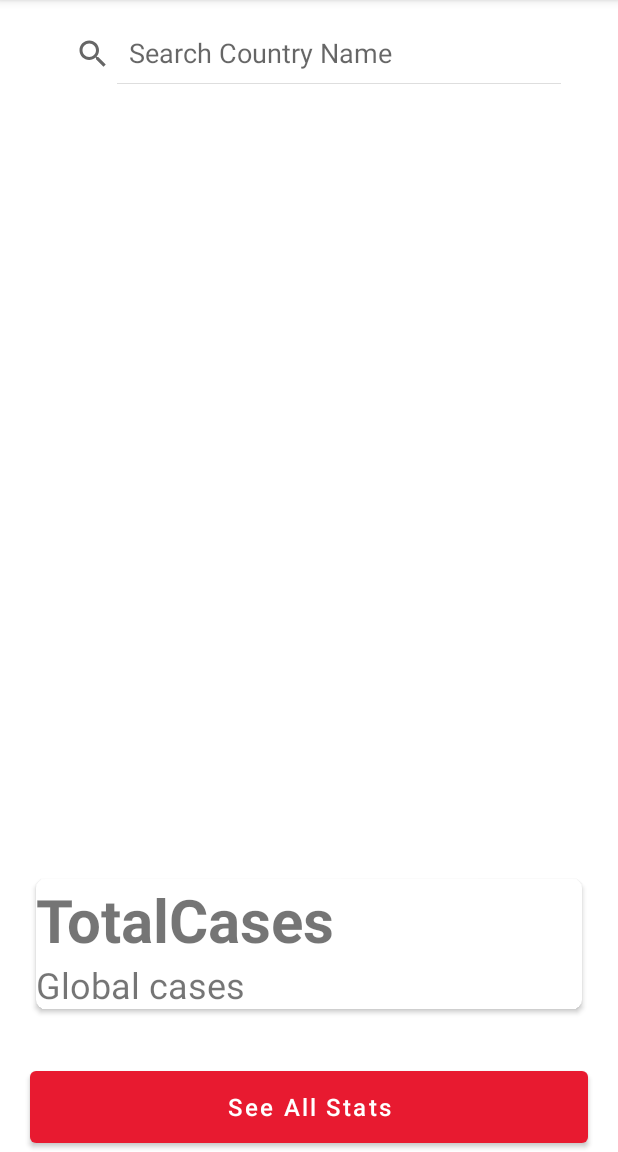
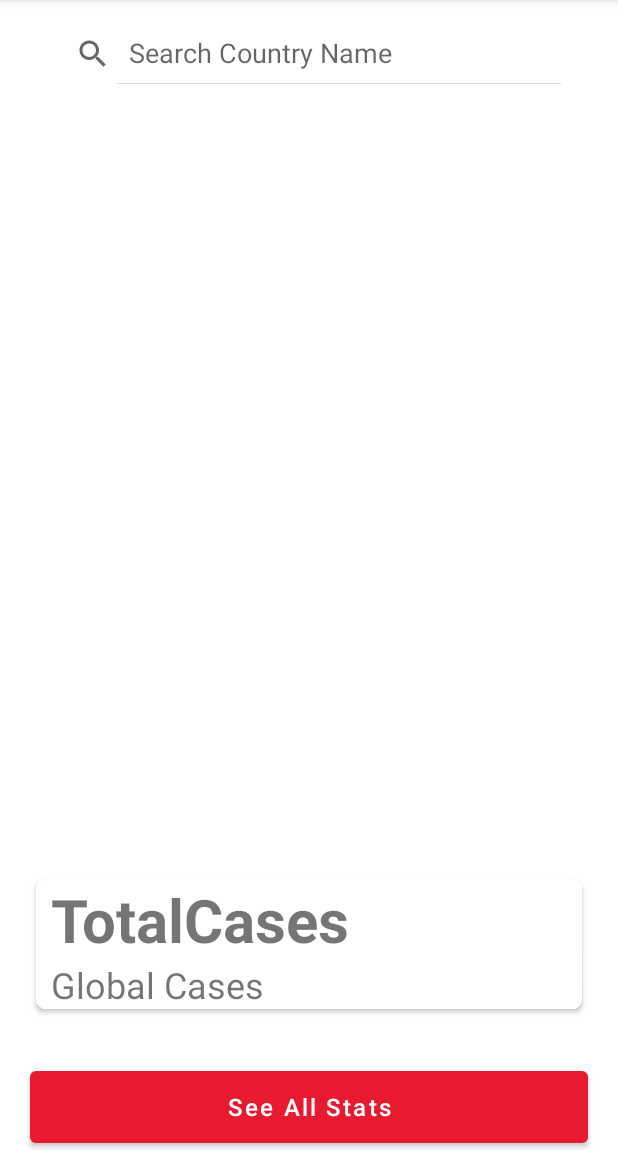
Before and after one commit to l00pinfinity/Covid_Tracker, an Android app: the screen it shows after launch (TrackingActivity), on a phone screen of 412 x 824 dp, the part 84-1236 px from its top. Run offline under Robolectric (Android 15) with nearby library versions, the phone set to English and light mode, and no system bars; our stand-ins replace ButterKnife.

Commit message:
extract all the string resources

```diff
--- a/app/build.gradle
+++ b/app/build.gradle
@@ -47,4 +47,7 @@ dependencies {
     //butterknife
     implementation 'com.jakewharton:butterknife:10.2.3'
     annotationProcessor 'com.jakewharton:butterknife-compiler:10.2.0'
+
+    //volley
+    implementation 'com.android.volley:volley:1.2.1'
 }
--- a/app/src/main/java/co/ke/snilloc/covid_19tracking/network/CovidTrackerApi.java
+++ b/app/src/main/java/co/ke/snilloc/covid_19tracking/network/CovidTrackerApi.java
@@ -5,6 +5,7 @@ import java.util.List;
 import co.ke.snilloc.covid_19tracking.models.Tracker;
 import retrofit2.Call;
 import retrofit2.http.GET;
+import retrofit2.http.Path;
 
 public interface CovidTrackerApi {
 
@@ -17,8 +18,7 @@ public interface CovidTrackerApi {
     Call<Tracker> getWorldCovidData();
 
     //get country data
-    //@GET("/v1/")
-    //Call<Tracker> getCountryCovidData();
-
+    @GET("/v1/{country}")
+    Call<List<Tracker>> getCountryCovidData(@Path("country") String country);
 
 }
--- a/app/src/main/java/co/ke/snilloc/covid_19tracking/ui/TrackingActivity.java
+++ b/app/src/main/java/co/ke/snilloc/covid_19tracking/ui/TrackingActivity.java
@@ -1,18 +1,22 @@
 package co.ke.snilloc.covid_19tracking.ui;
 
-import androidx.appcompat.app.AppCompatActivity;
-
+import android.annotation.SuppressLint;
 import android.content.Intent;
 import android.os.Bundle;
-import android.view.View;
 import android.widget.Button;
+import android.widget.TextView;
+
+import androidx.appcompat.app.AppCompatActivity;
 
 import butterknife.BindView;
 import butterknife.ButterKnife;
 import co.ke.snilloc.covid_19tracking.R;
 
 public class TrackingActivity extends AppCompatActivity {
+    @SuppressLint("NonConstantResourceId")
     @BindView(R.id.SeeAllButton) Button mSeeAllButton;
+    @SuppressLint("NonConstantResourceId")
+    @BindView(R.id.GlobalCases) TextView mGlobalCases;
 
     @Override
     protected void onCreate(Bundle savedInstanceState) {
@@ -20,12 +24,9 @@ public class TrackingActivity extends AppCompatActivity {
         setContentView(R.layout.activity_tracking);
         ButterKnife.bind(this);
 
-        mSeeAllButton.setOnClickListener(new View.OnClickListener() {
-            @Override
-            public void onClick(View v) {
-                Intent intent = new Intent(TrackingActivity.this,WorldActivity.class);
-                startActivity(intent);
-            }
+        mSeeAllButton.setOnClickListener(v -> {
+            Intent intent = new Intent(TrackingActivity.this,WorldActivity.class);
+            startActivity(intent);
         });
 
     }
--- a/app/src/main/java/co/ke/snilloc/covid_19tracking/ui/WorldActivity.java
+++ b/app/src/main/java/co/ke/snilloc/covid_19tracking/ui/WorldActivity.java
@@ -25,7 +25,9 @@ import retrofit2.Callback;
 import retrofit2.Response;
 
 public class WorldActivity extends AppCompatActivity {
+    @SuppressLint("NonConstantResourceId")
     @BindView(R.id.WorldProgressBar) ProgressBar mWorldProgressBar;
+    @SuppressLint("NonConstantResourceId")
     @BindView(R.id.WorldRecyclerView) RecyclerView mWorldRecyclerView;
     LinearLayoutManager layoutManager;
     TrackerAdapter adapter;
--- a/app/src/main/res/layout/activity_main.xml
+++ b/app/src/main/res/layout/activity_main.xml
@@ -13,7 +13,8 @@
         android:layout_width="match_parent"
         android:layout_height="match_parent"
         android:scaleType="centerCrop"
-        app:srcCompat="@drawable/covid19" />
+        app:srcCompat="@drawable/covid19"
+        android:contentDescription="@string/todo" />
 
     <ProgressBar
         android:id="@+id/MainProgressBar"
--- a/app/src/main/res/layout/activity_tracking.xml
+++ b/app/src/main/res/layout/activity_tracking.xml
@@ -39,15 +39,17 @@
                 android:id="@+id/GlobalCases"
                 android:layout_width="wrap_content"
                 android:layout_height="wrap_content"
-                android:text="TotalCases"
-                android:textSize="40dp"
+                android:layout_marginStart="10dp"
+                android:text="@string/totalcases"
+                android:textSize="40sp"
                 android:textStyle="bold" />
 
             <TextView
                 android:layout_width="match_parent"
                 android:layout_height="wrap_content"
                 android:layout_below="@+id/GlobalCases"
-                android:text="Global cases"
+                android:text="@string/global_cases"
+                android:layout_marginStart="10dp"
                 android:textSize="24sp" />
         </RelativeLayout>
     </androidx.cardview.widget.CardView>
@@ -59,7 +61,7 @@
         android:layout_alignParentBottom="true"
         android:layout_marginStart="20dp"
         android:layout_marginEnd="20dp"
-        android:text="See All Stats"
+        android:text="@string/see_all_stats"
         android:textAllCaps="false"
         android:textSize="16sp" />
 
--- a/app/src/main/res/layout/activity_world.xml
+++ b/app/src/main/res/layout/activity_world.xml
@@ -1,7 +1,5 @@
 <?xml version="1.0" encoding="utf-8"?>
-<RelativeLayout
-    xmlns:android="http://schemas.android.com/apk/res/android"
-    xmlns:app="http://schemas.android.com/apk/res-auto"
+<RelativeLayout xmlns:android="http://schemas.android.com/apk/res/android"
     xmlns:tools="http://schemas.android.com/tools"
     android:layout_width="match_parent"
     android:layout_height="match_parent"
```
Also changed, not shown: app/src/main/java/co/ke/snilloc/covid_19tracking/adapter/TrackerAdapter.java (+2 -5 lines), app/src/main/java/co/ke/snilloc/covid_19tracking/network/CovidTrackerClient.java (+6 -13 lines), app/src/main/res/layout/country_list_item.xml (+22 -23 lines), app/src/main/res/values/strings.xml (+16 -0 lines).
